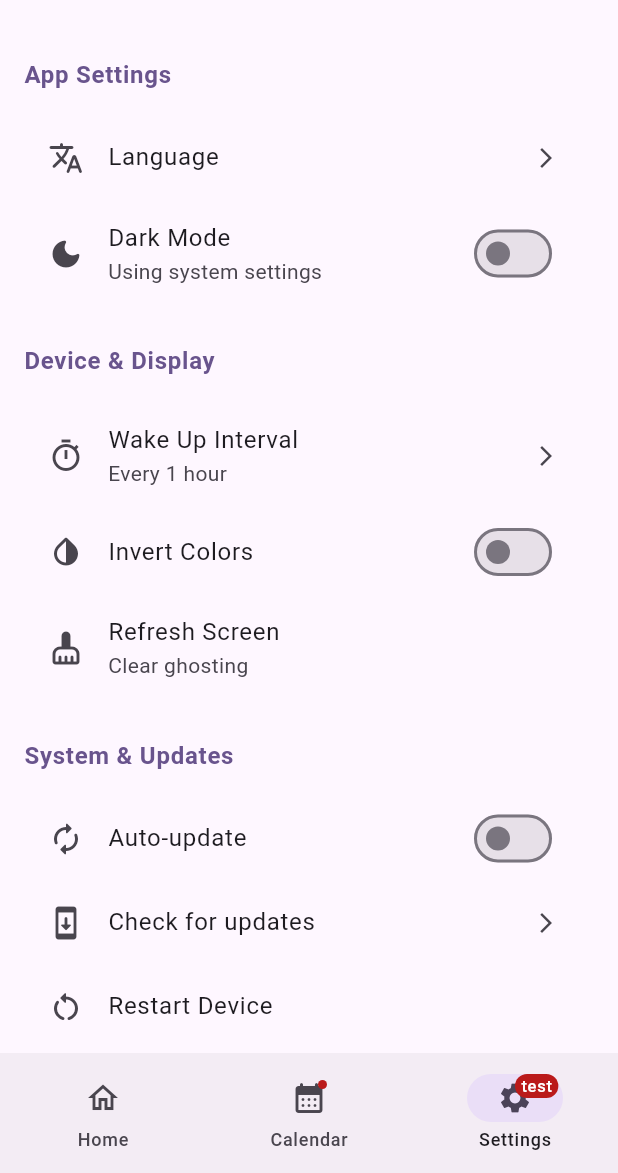
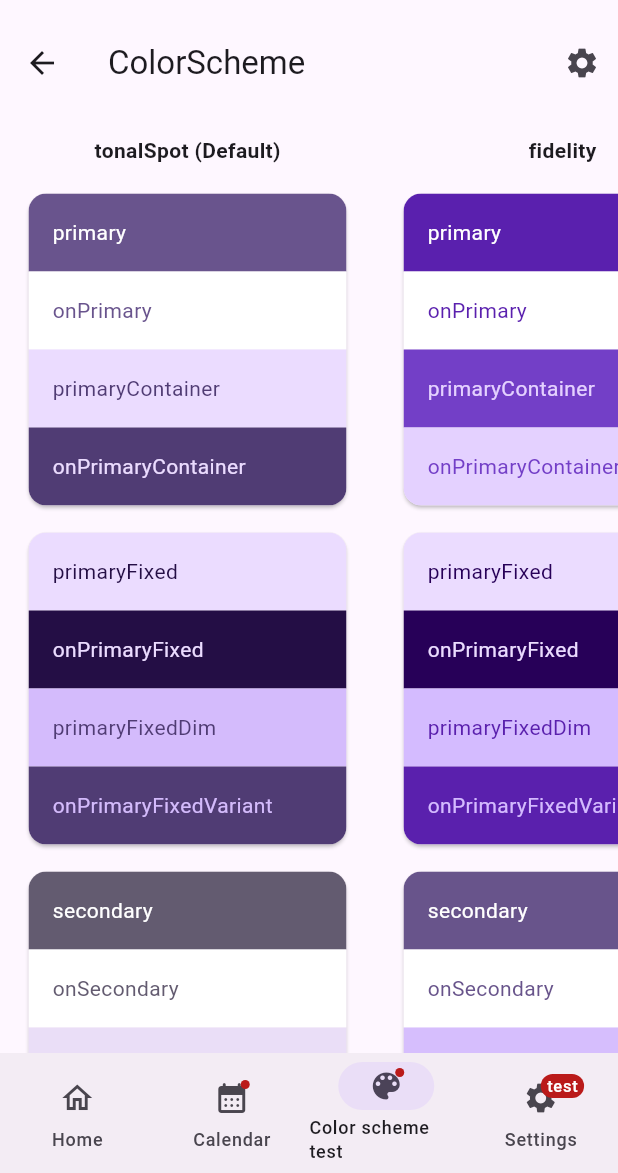
Before and after one commit to Dezikkk/ememoink-app, a Flutter app: the _MainScreenContent screen opened directly, item 3 of the bottom bar chosen, on a phone screen of 412 x 824 dp, the part 63-1236 px from its top. Run offline on Flutter 3.47's test engine with Material 3 defaults, Android fonts, the phone set to English and light mode, and no system bars; our stand-ins replace carousel_slider, flutter_dotenv, get_it, google_sign_in, googleapis_auth, shared_preferences; missing offline and left inert: extension_google_sign_in_as_googleapis_auth, googleapis; accounts and stored records are empty.

Commit message:
added debug colorscheme test page

```diff
--- /dev/null
+++ b/lib/ui/colorscheme_test/colorscheme_test.dart
@@ -0,0 +1,565 @@
+import 'package:flutter/material.dart';
+
+const Widget divider = SizedBox(height: 10);
+Color selectedColor = const Color(0xFF733FC7);
+Brightness selectedBrightness = Brightness.light;
+double selectedContrast = 0.0;
+
+const List<DynamicSchemeVariant> schemeVariants = DynamicSchemeVariant.values;
+
+class ColorSchemeTest extends StatefulWidget {
+  const ColorSchemeTest({super.key});
+
+  @override
+  State<ColorSchemeTest> createState() => _ColorSchemeTestState();
+}
+
+class _ColorSchemeTestState extends State<ColorSchemeTest> {
+  void updateTheme(Brightness brightness, Color color, double contrastLevel) {
+    setState(() {
+      selectedBrightness = brightness;
+      selectedColor = color;
+      selectedContrast = contrastLevel;
+    });
+  }
+
+  @override
+  Widget build(BuildContext context) {
+    return Scaffold(
+      appBar: AppBar(
+        title: const Text('ColorScheme'),
+        actions: <Widget>[
+          SettingsButton(
+            selectedColor: selectedColor,
+            selectedBrightness: selectedBrightness,
+            selectedContrast: selectedContrast,
+            updateTheme: updateTheme,
+          ),
+        ],
+      ),
+      body: SingleChildScrollView(
+        child: Padding(
+          padding: const EdgeInsets.only(top: 5),
+          child: Column(
+            crossAxisAlignment: CrossAxisAlignment.start,
+            children: <Widget>[
+              SingleChildScrollView(
+                scrollDirection: Axis.horizontal,
+                child: Row(
+                  children: List<Widget>.generate(schemeVariants.length, (
+                    int index,
+                  ) {
+                    return ColorSchemeVariantColumn(
+                      selectedColor: selectedColor,
+                      brightness: selectedBrightness,
+                      schemeVariant: schemeVariants[index],
+                      contrastLevel: selectedContrast,
+                    );
+                  }).toList(),
+                ),
+              ),
+            ],
+          ),
+        ),
+      ),
+    );
+  }
+}
+
+class ColorGroup extends StatelessWidget {
+  const ColorGroup({super.key, required this.children});
+
+  final List<Widget> children;
+
+  @override
+  Widget build(BuildContext context) {
+    return RepaintBoundary(
+      child: Card(
+        clipBehavior: Clip.antiAlias,
+        child: Column(children: children),
+      ),
+    );
+  }
+}
+
+class ColorChip extends StatelessWidget {
+  const ColorChip(this.label, this.color, this.onColor, {super.key});
+
+  final Color color;
+  final Color? onColor;
+  final String label;
+
+  static Color contrastColor(Color color) {
+    final Brightness brightness = ThemeData.estimateBrightnessForColor(color);
+    return brightness == Brightness.dark ? Colors.white : Colors.black;
+  }
+
+  @override
+  Widget build(BuildContext context) {
+    final Color labelColor = onColor ?? contrastColor(color);
+    return ColoredBox(
+      color: color,
+      child: Padding(
+        padding: const EdgeInsets.all(16),
+        child: Row(
+          children: <Expanded>[
+            Expanded(
+              child: Text(label, style: TextStyle(color: labelColor)),
+            ),
+          ],
+        ),
+      ),
+    );
+  }
+}
+
+class ColorSchemeVariantColumn extends StatelessWidget {
+  const ColorSchemeVariantColumn({
+    super.key,
+    this.schemeVariant = DynamicSchemeVariant.tonalSpot,
+    this.brightness = Brightness.light,
+    this.contrastLevel = 0.0,
+    required this.selectedColor,
+  });
+
+  final DynamicSchemeVariant schemeVariant;
+  final Brightness brightness;
+  final double contrastLevel;
+  final Color selectedColor;
+
+  @override
+  Widget build(BuildContext context) {
+    return ConstrainedBox(
+      constraints: const BoxConstraints.tightFor(width: 250),
+      child: Column(
+        children: <Widget>[
+          Padding(
+            padding: const EdgeInsets.symmetric(vertical: 15),
+            child: Text(
+              schemeVariant.name == 'tonalSpot'
+                  ? '${schemeVariant.name} (Default)'
+                  : schemeVariant.name,
+              style: const TextStyle(fontWeight: FontWeight.bold),
+            ),
+          ),
+          Padding(
+            padding: const EdgeInsets.symmetric(horizontal: 15),
+            child: ColorSchemeView(
+              colorScheme: ColorScheme.fromSeed(
+                seedColor: selectedColor,
+                brightness: brightness,
+                contrastLevel: contrastLevel,
+                dynamicSchemeVariant: schemeVariant,
+              ),
+            ),
+          ),
+        ],
+      ),
+    );
+  }
+}
+
+class ColorSchemeView extends StatelessWidget {
+  const ColorSchemeView({super.key, required this.colorScheme});
+
+  final ColorScheme colorScheme;
+
+  @override
+  Widget build(BuildContext context) {
+    return Column(
+      children: <Widget>[
+        ColorGroup(
+          children: <ColorChip>[
+            ColorChip('primary', colorScheme.primary, colorScheme.onPrimary),
+            ColorChip('onPrimary', colorScheme.onPrimary, colorScheme.primary),
+            ColorChip(
+              'primaryContainer',
+              colorScheme.primaryContainer,
+              colorScheme.onPrimaryContainer,
+            ),
+            ColorChip(
+              'onPrimaryContainer',
+              colorScheme.onPrimaryContainer,
+              colorScheme.primaryContainer,
+            ),
+          ],
+        ),
+        divider,
+        ColorGroup(
+          children: <ColorChip>[
+            ColorChip(
+              'primaryFixed',
+              colorScheme.primaryFixed,
+              colorScheme.onPrimaryFixed,
+            ),
+            ColorChip(
+              'onPrimaryFixed',
+              colorScheme.onPrimaryFixed,
+              colorScheme.primaryFixed,
+            ),
+            ColorChip(
+              'primaryFixedDim',
+              colorScheme.primaryFixedDim,
+              colorScheme.onPrimaryFixedVariant,
+            ),
+            ColorChip(
+              'onPrimaryFixedVariant',
+              colorScheme.onPrimaryFixedVariant,
+              colorScheme.primaryFixedDim,
+            ),
+          ],
+        ),
+        divider,
+        ColorGroup(
+          children: <ColorChip>[
+            ColorChip(
+              'secondary',
+              colorScheme.secondary,
+              colorScheme.onSecondary,
+            ),
+            ColorChip(
+              'onSecondary',
+              colorScheme.onSecondary,
+              colorScheme.secondary,
+            ),
+            ColorChip(
+              'secondaryContainer',
+              colorScheme.secondaryContainer,
+              colorScheme.onSecondaryContainer,
+            ),
+            ColorChip(
+              'onSecondaryContainer',
+              colorScheme.onSecondaryContainer,
+              colorScheme.secondaryContainer,
+            ),
+          ],
+        ),
+        divider,
+        ColorGroup(
+          children: <ColorChip>[
+            ColorChip(
+              'secondaryFixed',
+              colorScheme.secondaryFixed,
+              colorScheme.onSecondaryFixed,
+            ),
+            ColorChip(
+              'onSecondaryFixed',
+              colorScheme.onSecondaryFixed,
+              colorScheme.secondaryFixed,
+            ),
+            ColorChip(
+              'secondaryFixedDim',
+              colorScheme.secondaryFixedDim,
+              colorScheme.onSecondaryFixedVariant,
+            ),
+            ColorChip(
+              'onSecondaryFixedVariant',
+              colorScheme.onSecondaryFixedVariant,
+              colorScheme.secondaryFixedDim,
+            ),
+          ],
+        ),
+        divider,
+        ColorGroup(
+          children: <ColorChip>[
+            ColorChip('tertiary', colorScheme.tertiary, colorScheme.onTertiary),
+            ColorChip(
+              'onTertiary',
+              colorScheme.onTertiary,
+              colorScheme.tertiary,
+            ),
+            ColorChip(
+              'tertiaryContainer',
+              colorScheme.tertiaryContainer,
+              colorScheme.onTertiaryContainer,
+            ),
+            ColorChip(
+              'onTertiaryContainer',
+              colorScheme.onTertiaryContainer,
+              colorScheme.tertiaryContainer,
+            ),
+          ],
+        ),
+        divider,
+        ColorGroup(
+          children: <ColorChip>[
+            ColorChip(
+              'tertiaryFixed',
+              colorScheme.tertiaryFixed,
+              colorScheme.onTertiaryFixed,
+            ),
+            ColorChip(
+              'onTertiaryFixed',
+              colorScheme.onTertiaryFixed,
+              colorScheme.tertiaryFixed,
+            ),
+            ColorChip(
+              'tertiaryFixedDim',
+              colorScheme.tertiaryFixedDim,
+              colorScheme.onTertiaryFixedVariant,
+            ),
+            ColorChip(
+              'onTertiaryFixedVariant',
+              colorScheme.onTertiaryFixedVariant,
+              colorScheme.tertiaryFixedDim,
+            ),
+          ],
+        ),
+        divider,
+        ColorGroup(
+          children: <ColorChip>[
+            ColorChip('error', colorScheme.error, colorScheme.onError),
+            ColorChip('onError', colorScheme.onError, colorScheme.error),
+            ColorChip(
+              'errorContainer',
+              colorScheme.errorContainer,
+              colorScheme.onErrorContainer,
+            ),
+            ColorChip(
+              'onErrorContainer',
+              colorScheme.onErrorContainer,
+              colorScheme.errorContainer,
+            ),
+          ],
+        ),
+        divider,
+        ColorGroup(
+          children: <ColorChip>[
+            ColorChip(
+              'surfaceDim',
+              colorScheme.surfaceDim,
+              colorScheme.onSurface,
+            ),
+            ColorChip('surface', colorScheme.surface, colorScheme.onSurface),
+            ColorChip(
+              'surfaceBright',
+              colorScheme.surfaceBright,
+              colorScheme.onSurface,
+            ),
+            ColorChip(
+              'surfaceContainerLowest',
+              colorScheme.surfaceContainerLowest,
+              colorScheme.onSurface,
+            ),
+            ColorChip(
+              'surfaceContainerLow',
+              colorScheme.surfaceContainerLow,
+              colorScheme.onSurface,
+            ),
+            ColorChip(
+              'surfaceContainer',
+              colorScheme.surfaceContainer,
+              colorScheme.onSurface,
+            ),
+            ColorChip(
+              'surfaceContainerHigh',
+              colorScheme.surfaceContainerHigh,
+              colorScheme.onSurface,
+            ),
+            ColorChip(
+              'surfaceContainerHighest',
+              colorScheme.surfaceContainerHighest,
+              colorScheme.onSurface,
+            ),
+            ColorChip('onSurface', colorScheme.onSurface, colorScheme.surface),
+            ColorChip(
+              'onSurfaceVariant',
+              colorScheme.onSurfaceVariant,
+              colorScheme.surfaceContainerHighest,
+            ),
+          ],
+        ),
+        divider,
+        ColorGroup(
+          children: <ColorChip>[
+            ColorChip('outline', colorScheme.outline, null),
+            ColorChip('shadow', colorScheme.shadow, null),
+            ColorChip(
+              'inverseSurface',
+              colorScheme.inverseSurface,
+              colorScheme.onInverseSurface,
+            ),
+            ColorChip(
+              'onInverseSurface',
+              colorScheme.onInverseSurface,
+              colorScheme.inverseSurface,
+            ),
+            ColorChip(
+              'inversePrimary',
+              colorScheme.inversePrimary,
+              colorScheme.primary,
+            ),
+          ],
+        ),
+      ],
+    );
+  }
+}
+
+class Settings extends StatefulWidget {
+  const Settings({
+    super.key,
+    required this.updateTheme,
+    required this.selectedBrightness,
+    required this.selectedContrast,
+    required this.selectedColor,
+  });
+
+  final Brightness selectedBrightness;
+  final double selectedContrast;
+  final Color selectedColor;
+
+  final void Function(Brightness, Color, double) updateTheme;
+
+  @override
+  State<Settings> createState() => _SettingsState();
+}
+
+class _SettingsState extends State<Settings> {
+  late Brightness selectedBrightness = widget.selectedBrightness;
+  late Color selectedColor = widget.selectedColor;
+  late double selectedContrast = widget.selectedContrast;
+
+  @override
+  Widget build(BuildContext context) {
+    return Theme(
+      data: Theme.of(context).copyWith(
+        colorScheme: ColorScheme.fromSeed(
+          seedColor: selectedColor,
+          contrastLevel: selectedContrast,
+          brightness: selectedBrightness,
+        ),
+      ),
+      child: ConstrainedBox(
+        constraints: const BoxConstraints(maxHeight: 200),
+        child: Padding(
+          padding: const EdgeInsets.all(20.0),
+          child: ListView(
+            children: <Widget>[
+              Center(
+                child: Text(
+                  'Settings',
+                  style: Theme.of(context).textTheme.titleLarge,
+                ),
+              ),
+              Row(
+                children: <Widget>[
+                  const Text('Brightness: '),
+                  Switch(
+                    value: selectedBrightness == Brightness.light,
+                    onChanged: (bool value) {
+                      setState(() {
+                        selectedBrightness = value
+                            ? Brightness.light
+                            : Brightness.dark;
+                      });
+                      widget.updateTheme(
+                        selectedBrightness,
+                        selectedColor,
+                        selectedContrast,
+                      );
+                    },
+                  ),
+                ],
+              ),
+              Wrap(
+                crossAxisAlignment: WrapCrossAlignment.center,
+                children: <Widget>[
+                  const Text('Seed color: '),
+                  ...List<Widget>.generate(ColorSeed.values.length, (
+                    int index,
+                  ) {
+                    final Color itemColor = ColorSeed.values[index].color;
+                    return IconButton(
+                      icon: selectedColor == ColorSeed.values[index].color
+                          ? Icon(Icons.circle, color: itemColor)
+                          : Icon(Icons.circle_outlined, color: itemColor),
+                      onPressed: () {
+                        setState(() {
+                          selectedColor = itemColor;
+                        });
+                        widget.updateTheme(
+                          selectedBrightness,
+                          selectedColor,
+                          selectedContrast,
+                        );
+                      },
+                    );
+                  }),
+                ],
+              ),
+              Row(
+                children: <Widget>[
+                  const Text('Contrast level: '),
+                  Expanded(
+                    child: Slider(
+                      divisions: 4,
+                      label: selectedContrast.toString(),
+                      min: -1,
+                      value: selectedContrast,
+                      onChanged: (double value) {
+                        setState(() {
+                          selectedContrast = value;
+                        });
+                        widget.updateTheme(
+                          selectedBrightness,
+                          selectedColor,
+                          selectedContrast,
+                        );
+                      },
+                    ),
+                  ),
+                ],
+              ),
+            ],
+          ),
+        ),
+      ),
+    );
+  }
+}
+
+enum ColorSeed {
+  baseColor('M3 Baseline', Color(0xFF733FC7));
+
+  const ColorSeed(this.label, this.color);
+  final String label;
+  final Color color;
+}
+
+class SettingsButton extends StatelessWidget {
+  const SettingsButton({
+    super.key,
+    required this.updateTheme,
+    required this.selectedBrightness,
+    required this.selectedContrast,
+    required this.selectedColor,
+  });
+
+  final Brightness selectedBrightness;
+  final double selectedContrast;
+  final Color selectedColor;
+
+  final void Function(Brightness, Color, double) updateTheme;
+
+  @override
+  Widget build(BuildContext context) {
+    return IconButton(
+      icon: const Icon(Icons.settings),
+      onPressed: () {
+        showModalBottomSheet<void>(
+          barrierColor: Colors.transparent,
+          context: context,
+          builder: (BuildContext context) {
+            return Settings(
+              selectedColor: selectedColor,
+              selectedBrightness: selectedBrightness,
+              selectedContrast: selectedContrast,
+              updateTheme: updateTheme,
+            );
+          },
+        );
+      },
+    );
+  }
+}
--- a/lib/ui/core/ui/themes/dark_theme.dart
+++ b/lib/ui/core/ui/themes/dark_theme.dart
@@ -4,8 +4,10 @@ ThemeData darkTheme() {
   return ThemeData(
     colorScheme: .fromSeed(
       seedColor: const Color.fromARGB(255, 115, 63, 199),
-      contrastLevel: 0,
+      contrastLevel: 0.0, //mozna do -1.0
       brightness: Brightness.dark,
+      // dynamicSchemeVariant: DynamicSchemeVariant.tonalSpot // default
+      dynamicSchemeVariant: DynamicSchemeVariant.vibrant
     ),
   );
 }
--- a/lib/ui/main/main_screen.dart
+++ b/lib/ui/main/main_screen.dart
@@ -1,4 +1,5 @@
 import 'package:ememoink/ui/calendar/calendar_screen.dart';
+import 'package:ememoink/ui/colorscheme_test/colorscheme_test.dart';
 import 'package:ememoink/ui/core/ui/shared_widgets/auth_app_bar.dart';
 import 'package:ememoink/ui/dashboard/dashboard_screen.dart';
 import 'package:ememoink/ui/main/widgets/navigation.dart';
@@ -26,6 +27,7 @@ class _MainScreenContent extends StatelessWidget {
   static const List<Widget> _pages = [
     DashboardScreen(),
     CalendarScreen(),
+    ColorSchemeTest(),
     SettingsScreen(),
   ];
 
--- a/lib/ui/main/widgets/navigation.dart
+++ b/lib/ui/main/widgets/navigation.dart
@@ -17,6 +17,10 @@ Widget buildNavigation(BuildContext context, MainViewModel viewModel) {
         label: 'Calendar',
       ),
       NavigationDestination(
+        icon: Badge(child: Icon(Icons.color_lens)),
+        label: 'Color scheme test',
+      ),
+      NavigationDestination(
         icon: Badge(label: Text('test'), child: Icon(Icons.settings)),
         label: 'Settings',
       ),
```
Also changed, not shown: 1 other file.
